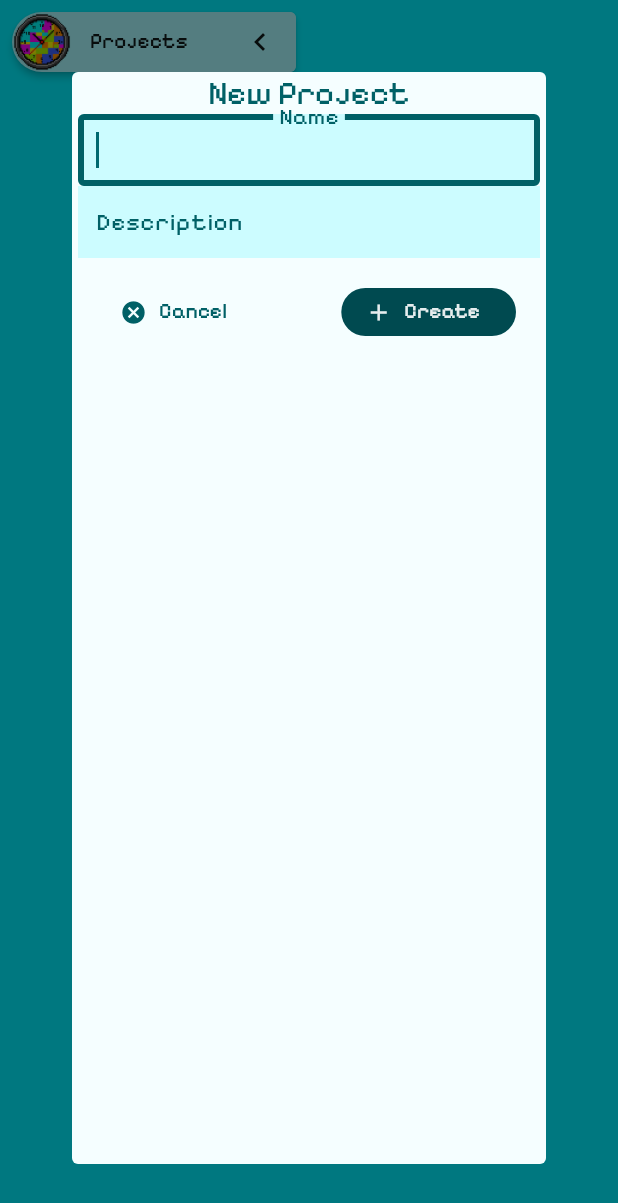
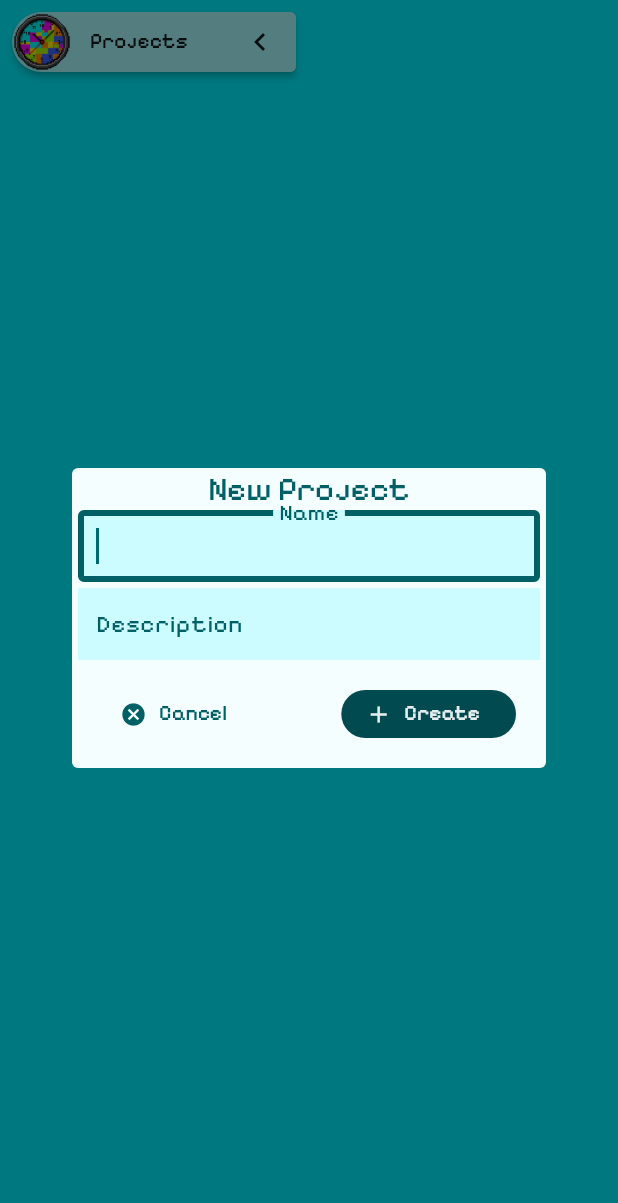
Before and after one commit to mnstrapp/pixeltime, a Flutter app: the screen it shows after launch, after a tap on "New Project", on a phone screen of 412 x 824 dp. Shown: the top 1203 px of the screen. Run offline on Flutter 3.47's test engine with Material 3 defaults, Android fonts, the phone set to English and light mode, and no system bars; our stand-ins replace flutter_riverpod, material_symbols_icons, sqflite, sqflite_common_ffi, sqflite_common_ffi_web, timeago and 1 more; missing offline and left inert: window_manager; accounts and stored records are empty.

Commit message:
Fix prjojects delete where open project isn't the one being deleted
Fixed overlay fits as well

```diff
--- a/lib/bitmap_projects/delete_overlay.dart
+++ b/lib/bitmap_projects/delete_overlay.dart
@@ -18,6 +18,7 @@ class DeleteBitmapProjectOverlay extends ConsumerWidget {
   @override
   Widget build(BuildContext context, WidgetRef ref) {
     return Column(
+      mainAxisSize: MainAxisSize.min,
       children: [
         Text(
           'Delete Project',
--- a/lib/bitmap_projects/manage_projects_overlay.dart
+++ b/lib/bitmap_projects/manage_projects_overlay.dart
@@ -73,6 +73,7 @@ class _ManageProjectsOverlayState extends ConsumerState<ManageProjectsOverlay> {
   @override
   Widget build(BuildContext context) {
     return Column(
+      mainAxisSize: MainAxisSize.min,
       children: [
         Text(
           'Manage Projects',
--- a/lib/bitmap_projects/new_overlay.dart
+++ b/lib/bitmap_projects/new_overlay.dart
@@ -2,6 +2,7 @@ import 'package:flutter/material.dart';
 import 'package:flutter_riverpod/flutter_riverpod.dart';
 
 import '../models/bitmap_project.dart';
+import '../ui/theme.dart';
 
 class NewBitmapProjectOverlay extends ConsumerStatefulWidget {
   final VoidCallback onCancel;
@@ -69,6 +70,7 @@ class _NewBitmapProjectOverlayState
   @override
   Widget build(BuildContext context) {
     return Column(
+      mainAxisSize: MainAxisSize.min,
       children: [
         Text(
           'New Project',
@@ -77,6 +79,7 @@ class _NewBitmapProjectOverlayState
         Form(
           key: _formKey,
           child: Column(
+            spacing: BaseTheme.borderRadiusSmall,
             children: [
               TextFormField(
                 autofocus: true,
--- a/lib/migrations/generated.dart
+++ b/lib/migrations/generated.dart
@@ -1,5 +1,5 @@
 // GENERATED FILE. DO NOT EDIT.
-// This file is generated by the migrations tool for PixelTime on 2025-12-23T07:22:09.804149.
+// This file is generated by the migrations tool for PixelTime on 2025-12-24T07:08:35.001908.
 
 import 'migration_model.dart';
 
--- a/lib/workspace/workspace_provider.dart
+++ b/lib/workspace/workspace_provider.dart
@@ -1,3 +1,4 @@
+import 'package:flutter/material.dart';
 import 'package:flutter_riverpod/flutter_riverpod.dart';
 
 import '../bitmap_projects/bitmap_projects_provider.dart';
@@ -150,6 +151,7 @@ class WorkspaceNotifier extends Notifier<bool> {
 
     final projects = ref.read(workspaceProjectsProvider);
     if (projects.isNotEmpty) {
+      try {
         final projectScreen = projects.firstWhere(
           (projectScreen) => projectScreen.project.id == project.id,
         );
@@ -160,6 +162,9 @@ class WorkspaceNotifier extends Notifier<bool> {
           ref.read(workspaceIndexProvider.notifier).index(newIndex);
           ref.read(workspaceProjectsProvider.notifier).remove(projectIndex);
           ref.read(workspaceTabsProvider.notifier).remove(projectIndex);
+        }
+      } catch (e) {
+        debugPrint('Error deleting project: $e');
       }
     }
 
```
Lines whose indentation alone changed are shown as unchanged.
